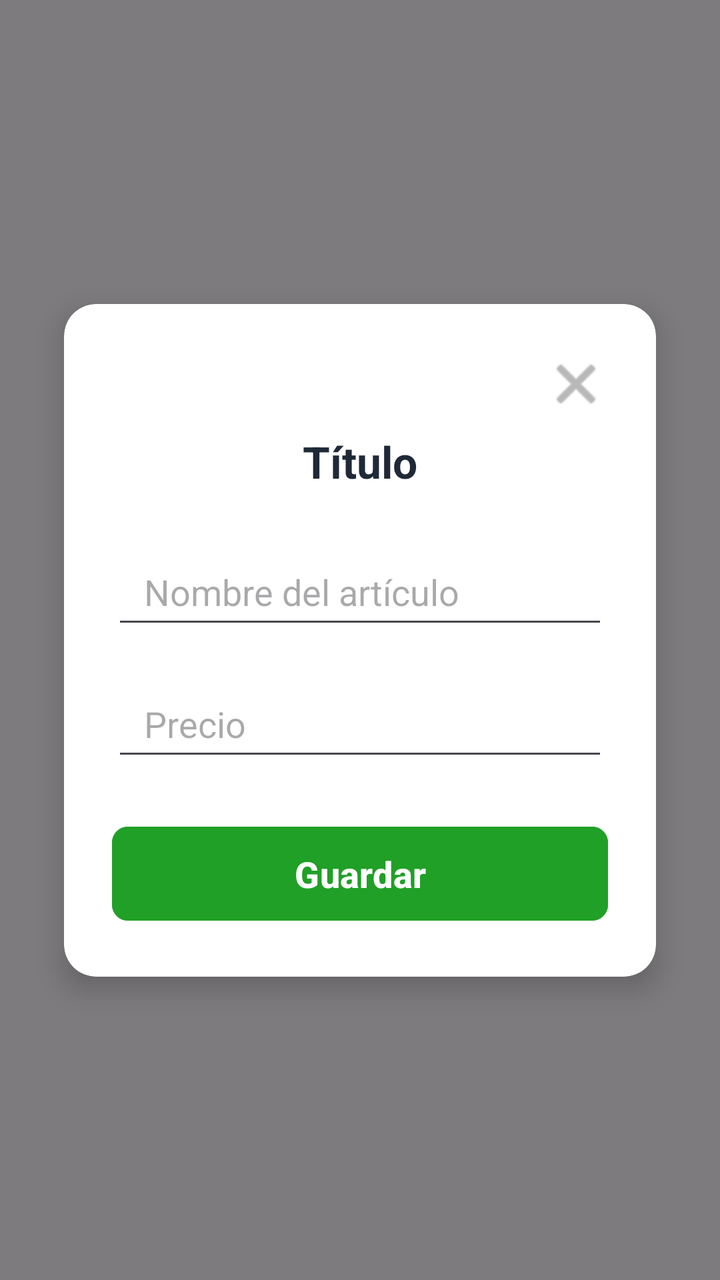
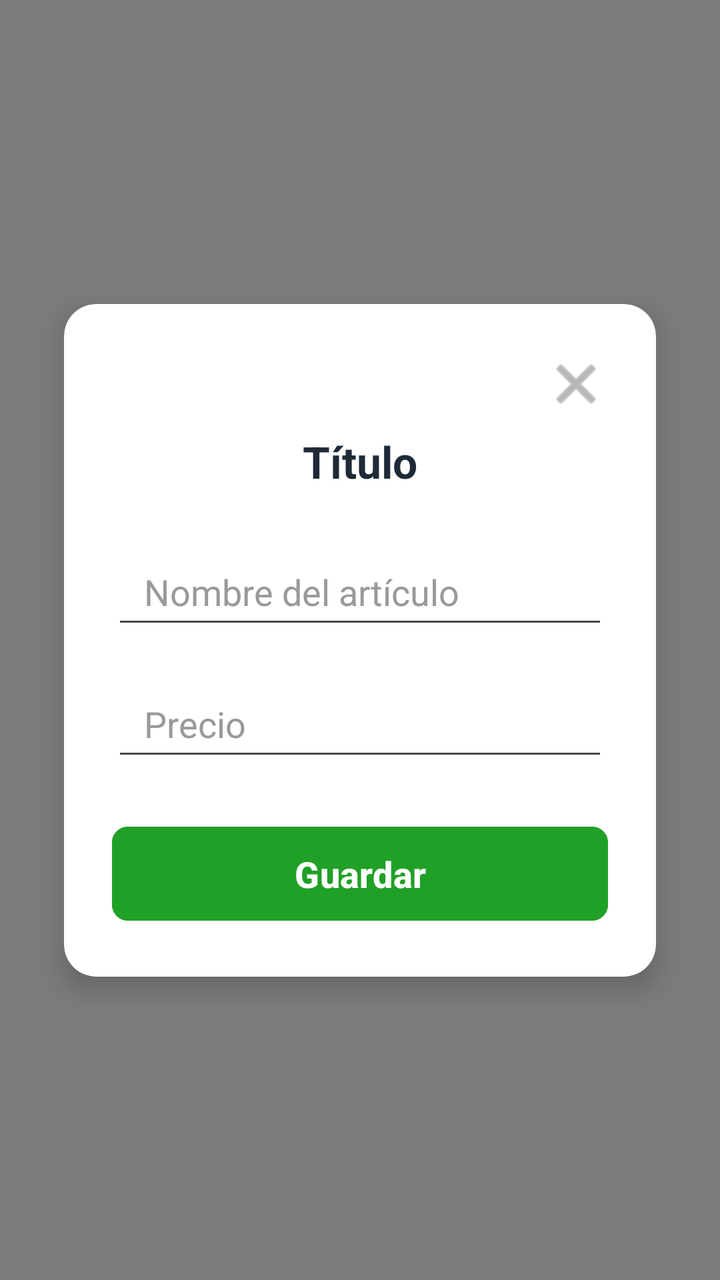

Screens rendered from an Android XML layout before and after an edit, with the pre-edit source and the edit as a unified diff.
<!-- AndroidManifest.xml: application theme Theme.LCSRInventory -->
<!-- res/layout/popup__form__product.xml -->
<?xml version="1.0" encoding="utf-8"?>
<androidx.constraintlayout.widget.ConstraintLayout
    xmlns:android="http://schemas.android.com/apk/res/android"
    xmlns:app="http://schemas.android.com/apk/res-auto"
    android:layout_width="match_parent"
    android:layout_height="match_parent"
    android:background="#80000000">

    <androidx.cardview.widget.CardView
        android:layout_width="match_parent"
        android:layout_height="wrap_content"
        android:layout_margin="32dp"
        app:cardBackgroundColor="@android:color/white"
        app:cardCornerRadius="16dp"
        app:cardElevation="8dp"
        app:layout_constraintBottom_toBottomOf="parent"
        app:layout_constraintEnd_toEndOf="parent"
        app:layout_constraintStart_toStartOf="parent"
        app:layout_constraintTop_toTopOf="parent">

        <androidx.constraintlayout.widget.ConstraintLayout
            android:layout_width="match_parent"
            android:layout_height="wrap_content"
            android:padding="24dp">

            <ImageButton
                android:id="@+id/popup_product__btn_close"
                android:layout_width="32dp"
                android:layout_height="32dp"
                android:background="?attr/selectableItemBackgroundBorderless"
                android:src="@android:drawable/ic_menu_close_clear_cancel"
                app:layout_constraintEnd_toEndOf="parent"
                app:layout_constraintTop_toTopOf="parent"
                app:tint="#888888" />

            <TextView
                android:id="@+id/popup_product__title"
                android:layout_width="0dp"
                android:layout_height="wrap_content"
                android:layout_marginTop="8dp"
                android:text="Título"
                android:textAlignment="center"
                android:textColor="#1F2937"
                android:textSize="22sp"
                android:textStyle="bold"
                app:layout_constraintEnd_toEndOf="parent"
                app:layout_constraintStart_toStartOf="parent"
                app:layout_constraintTop_toBottomOf="@+id/popup_product__btn_close" />

            <EditText
                android:id="@+id/popup_product__input_name"
                android:layout_width="0dp"
                android:layout_height="50dp"
                android:layout_marginTop="24dp"
                android:hint="Nombre del artículo"
                android:inputType="textCapSentences"
                android:textColor="@color/black"
                android:paddingStart="16dp"
                android:paddingEnd="16dp"
                app:layout_constraintEnd_toEndOf="parent"
                app:layout_constraintStart_toStartOf="parent"
                app:layout_constraintTop_toBottomOf="@+id/popup_product__title" />

            <EditText
                android:id="@+id/popup_product__input_price"
                android:layout_width="0dp"
                android:layout_height="50dp"
                android:layout_marginTop="16dp"
                android:textColor="@color/black"
                android:hint="Precio"
                android:inputType="numberDecimal"
                android:paddingStart="16dp"
                android:paddingEnd="16dp"
                app:layout_constraintEnd_toEndOf="parent"
                app:layout_constraintStart_toStartOf="parent"
                app:layout_constraintTop_toBottomOf="@+id/popup_product__input_name" />

            <com.google.android.material.button.MaterialButton
                android:id="@+id/popup_product__btn_save"
                android:layout_width="0dp"
                android:layout_height="55dp"
                android:layout_marginTop="24dp"
                android:backgroundTint="@color/green"
                android:text="Guardar"
                android:textColor="@android:color/white"
                android:textSize="18sp"
                android:textStyle="bold"
                app:cornerRadius="8dp"
                app:layout_constraintBottom_toBottomOf="parent"
                app:layout_constraintEnd_toEndOf="parent"
                app:layout_constraintStart_toStartOf="parent"
                app:layout_constraintTop_toBottomOf="@+id/popup_product__input_price" />

        </androidx.constraintlayout.widget.ConstraintLayout>
    </androidx.cardview.widget.CardView>
</androidx.constraintlayout.widget.ConstraintLayout>
<!-- resources referenced by this layout -->
<resources>
  <color name="black">#FF000000</color>
  <color name="green">#20A026</color>
  <style name="Theme.LCSRInventory" parent="Base.Theme.LCSRInventory" />
  <style name="Base.Theme.LCSRInventory" parent="Theme.Material3.DayNight.NoActionBar">
          
          
      </style>
</resources>

<!-- the commit's change to res/layout/popup__form__product.xml (unified diff, before → after) -->
@@ -55,6 +55,7 @@
                 android:hint="Nombre del artículo"
                 android:inputType="textCapSentences"
                 android:textColor="@color/black"
+                android:textColorHint="#999999"
                 android:paddingStart="16dp"
                 android:paddingEnd="16dp"
                 app:layout_constraintEnd_toEndOf="parent"
@@ -67,6 +68,7 @@
                 android:layout_height="50dp"
                 android:layout_marginTop="16dp"
                 android:textColor="@color/black"
+                android:textColorHint="#999999"
                 android:hint="Precio"
                 android:inputType="numberDecimal"
                 android:paddingStart="16dp"
